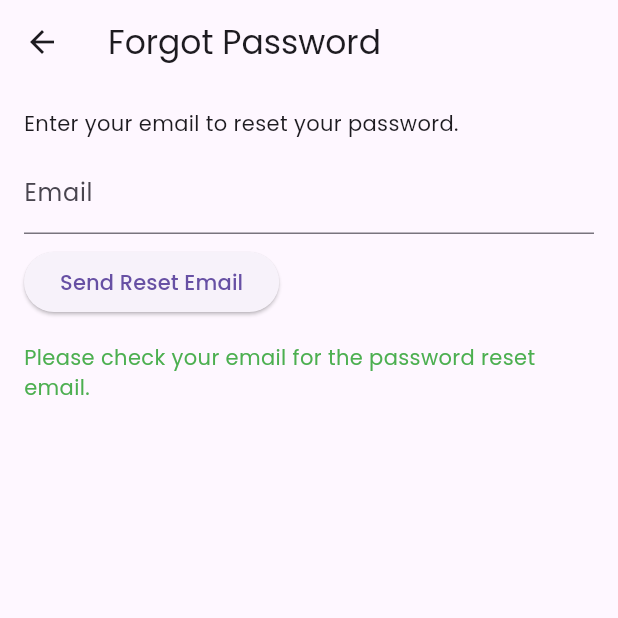
After one commit to tojakar/Project26, a Flutter app: the ForgotPasswordPage screen opened directly, after a tap on "Send Reset Email", on a phone screen of 412 x 824 dp, the top half of it. The commit adds this screen. Run offline on Flutter 3.47's test engine with Material 3 defaults, Android fonts, the phone set to English and light mode, and no system bars; our stand-ins replace flutter_map, flutter_rating_bar, geolocator, google_fonts, latlong2, shared_preferences; missing offline and left inert: dart_jsonwebtoken; accounts and stored records are empty; network calls fail.

Commit message:
Finished the android app

```diff
--- a/TestingFlutter/flutter_application_1/lib/SignUp_page.dart
+++ b/TestingFlutter/flutter_application_1/lib/SignUp_page.dart
@@ -72,7 +72,7 @@ class _SignUpPageState extends State<SignUpPage> {
         // Navigate to login page
         if (mounted) {
           ScaffoldMessenger.of(context).showSnackBar(
-            const SnackBar(content: Text('Account created successfully! Please log in.')),
+            const SnackBar(content: Text('Please check your email to verify your account.')),
           );
           Navigator.pushReplacement(
             context,
@@ -80,7 +80,7 @@ class _SignUpPageState extends State<SignUpPage> {
           );
         }
       } else {
-        setState(() => _errorMessage = result['message'] ?? 'Registration failed');
+        setState(() => _errorMessage = result['error'] ?? result['message'] ?? 'Registration failed');
       }
     } catch (e) {
       print('Signup error: $e'); // Debug print
--- /dev/null
+++ b/TestingFlutter/flutter_application_1/lib/forgot_password.dart
@@ -0,0 +1,48 @@
+import 'package:flutter/material.dart';
+import 'services/api_service.dart';
+
+class ForgotPasswordPage extends StatefulWidget {
+  @override
+  _ForgotPasswordPageState createState() => _ForgotPasswordPageState();
+}
+
+class _ForgotPasswordPageState extends State<ForgotPasswordPage> {
+  final TextEditingController emailController = TextEditingController();
+  String message = "";
+
+  void sendResetEmail() async {
+    final res = await ApiService.requestPasswordReset(emailController.text);
+    setState(() {
+      message = "Please check your email for the password reset email.";
+    });
+  }
+
+  @override
+  Widget build(BuildContext context) {
+    return Scaffold(
+      appBar: AppBar(title: Text("Forgot Password")),
+      body: Padding(
+        padding: const EdgeInsets.all(16),
+        child: Column(
+          crossAxisAlignment: CrossAxisAlignment.start,
+          children: [
+            Text("Enter your email to reset your password."),
+            SizedBox(height: 8),
+            TextField(
+              controller: emailController,
+              decoration: InputDecoration(labelText: "Email"),
+            ),
+            SizedBox(height: 8),
+            ElevatedButton(
+              onPressed: sendResetEmail,
+              child: Text("Send Reset Email"),
+            ),
+            SizedBox(height: 16),
+            if (message.isNotEmpty)
+              Text(message, style: TextStyle(color: Colors.green)),
+          ],
+        ),
+      ),
+    );
+  }
+}
```
Also changed, not shown: TestingFlutter/flutter_application_1/lib/Login_page.dart (+7 -1 lines), TestingFlutter/flutter_application_1/lib/email_verification.dart (+15 -3 lines), TestingFlutter/flutter_application_1/lib/services/api_service.dart (+9 -9 lines), 2 other files.
